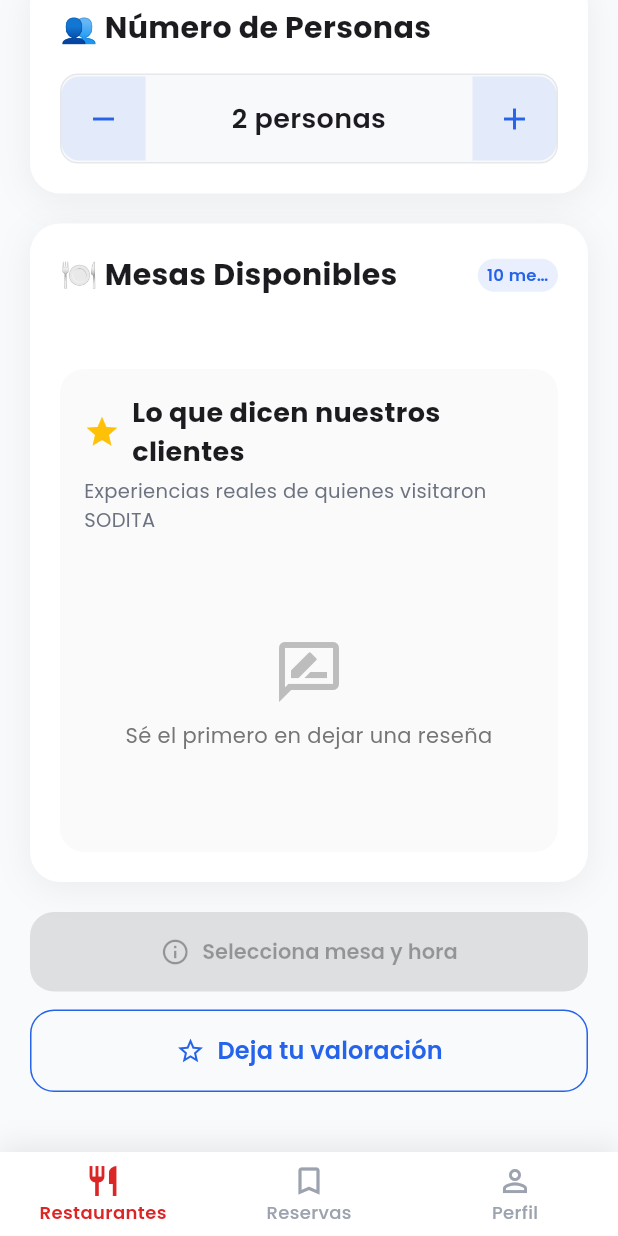
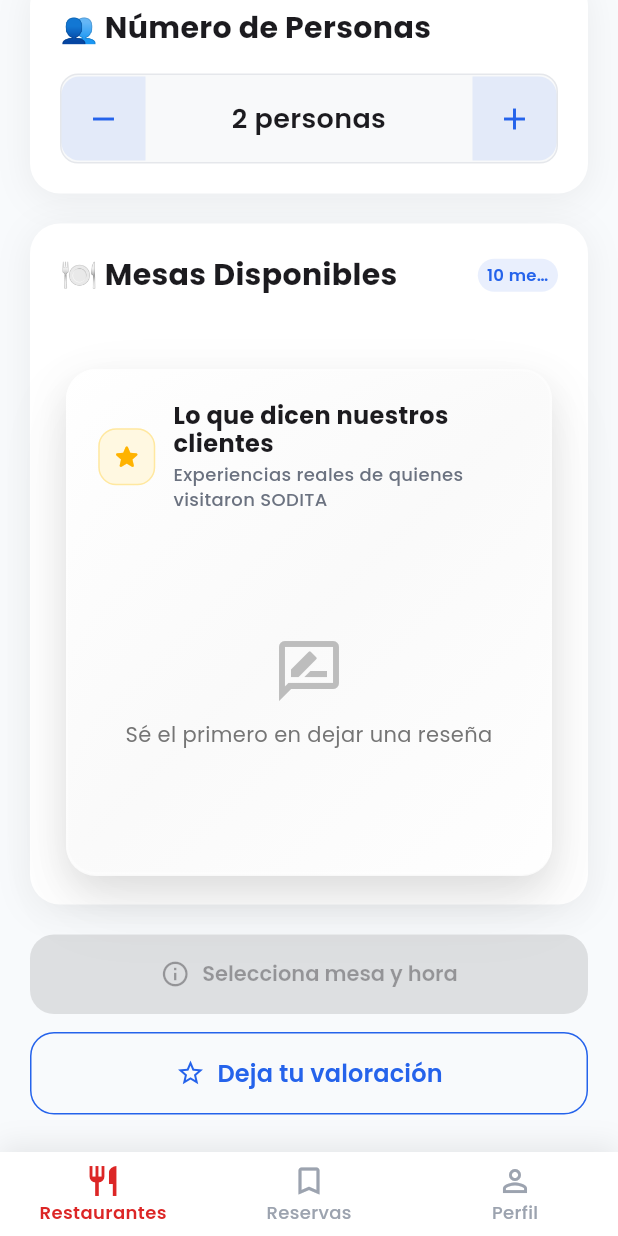
Before and after one commit to JiDomusic/reservarosario, a Flutter app: the screen it shows after launch, scrolled down 1033 dp, on a phone screen of 412 x 824 dp. Run offline on Flutter 3.47's test engine with Material 3 defaults, Android fonts, the light colour scheme and no system bars; our stand-ins replace firebase_analytics, firebase_auth, firebase_core, flutter_staggered_animations, google_fonts, google_sign_in and 2 more; accounts and stored records are empty.

Commit message:
deploy 11 de 12:00

```diff
--- a/lib/screens/sodita_original_app.dart
+++ b/lib/screens/sodita_original_app.dart
@@ -2633,48 +2633,107 @@ SODITA - Comida gourmet
   // 💬 SECCIÓN PÚBLICA DE COMENTARIOS DE CLIENTES
   Widget _buildPublicReviewsSection() {
     return Container(
-      padding: const EdgeInsets.all(16),
-      decoration: BoxDecoration(
-        color: Colors.grey.shade50,
-        borderRadius: BorderRadius.circular(16),
+      margin: const EdgeInsets.symmetric(horizontal: 4),
+      padding: const EdgeInsets.all(20),
+      decoration: BoxDecoration(
+        // 🌟 GLASSMORPHISM 2025
+        color: Colors.white.withValues(alpha: 0.95),
+        borderRadius: BorderRadius.circular(20),
+        border: Border.all(
+          color: Colors.white.withValues(alpha: 0.4),
+          width: 1.5,
+        ),
+        // 🎨 SOMBRAS MÚLTIPLES MODERNAS
+        boxShadow: [
+          // Sombra principal
+          BoxShadow(
+            color: Colors.black.withValues(alpha: 0.1),
+            blurRadius: 20,
+            offset: const Offset(0, 10),
+            spreadRadius: 0,
+          ),
+          // Sombra secundaria
+          BoxShadow(
+            color: Colors.black.withValues(alpha: 0.05),
+            blurRadius: 40,
+            offset: const Offset(0, 20),
+            spreadRadius: 0,
+          ),
+          // Resaltado interior
+          BoxShadow(
+            color: Colors.white.withValues(alpha: 0.8),
+            blurRadius: 0,
+            offset: const Offset(0, 1),
+            spreadRadius: 0,
+            blurStyle: BlurStyle.inner,
+          ),
+        ],
+        // 🌈 GRADIENTE SUTIL
+        gradient: LinearGradient(
+          begin: Alignment.topLeft,
+          end: Alignment.bottomRight,
+          colors: [
+            Colors.white.withValues(alpha: 0.98),
+            Colors.grey.shade50.withValues(alpha: 0.95),
+            Colors.white.withValues(alpha: 0.92),
+          ],
+        ),
       ),
       child: Column(
         crossAxisAlignment: CrossAxisAlignment.start,
         children: [
-          // Título de la sección
+          // 🌟 Título mejorado con mejor diseño
           Row(
             children: [
-              Icon(Icons.star, color: Colors.amber, size: 24),
-              const SizedBox(width: 8),
+              Container(
+                padding: const EdgeInsets.all(8),
+                decoration: BoxDecoration(
+                  color: Colors.amber.shade50,
+                  borderRadius: BorderRadius.circular(12),
+                  border: Border.all(
+                    color: Colors.amber.withValues(alpha: 0.3),
+                    width: 1,
+                  ),
+                ),
+                child: Icon(Icons.star_rounded, color: Colors.amber.shade600, size: 20),
+              ),
+              const SizedBox(width: 12),
               Expanded(
-                child: Text(
+                child: Column(
+                  crossAxisAlignment: CrossAxisAlignment.start,
+                  children: [
+                    Text(
                       'Lo que dicen nuestros clientes',
                       style: GoogleFonts.poppins(
-                    fontSize: 18,
+                        fontSize: 16,
                         fontWeight: FontWeight.w700,
                         color: const Color(0xFF1C1B1F),
+                        height: 1.2,
                       ),
                       maxLines: 2,
                       overflow: TextOverflow.ellipsis,
                     ),
-              ),
-            ],
-          ),
-          const SizedBox(height: 4),
+                    const SizedBox(height: 2),
                     Text(
                       'Experiencias reales de quienes visitaron SODITA',
                       style: GoogleFonts.poppins(
-              fontSize: 13,
+                        fontSize: 12,
                         color: const Color(0xFF6B7280),
+                        fontWeight: FontWeight.w500,
                       ),
                       maxLines: 2,
                       overflow: TextOverflow.ellipsis,
                     ),
-          const SizedBox(height: 16),
-
-          // Lista horizontal de reseñas CON BOTONES ESTILO NETFLIX
+                  ],
+                ),
+              ),
+            ],
+          ),
+          const SizedBox(height: 20),
+
+          // 📱 Lista horizontal más alta y espaciosa
           SizedBox(
-            height: 180,
+            height: 200,
             child: FutureBuilder<List<Map<String, dynamic>>>(
               future: RatingService.getAllRatings(),
               builder: (context, snapshot) {
@@ -2805,59 +2864,13 @@ SODITA - Comida gourmet
                     ),
                   ),
                   const Spacer(),
-                  // 👤 Etiqueta "Cliente" estilo 2025
-                  Container(
-                    padding: const EdgeInsets.symmetric(horizontal: 12, vertical: 6),
-                    decoration: BoxDecoration(
-                      // 🌟 Gradiente moderno
-                      gradient: LinearGradient(
-                        colors: [
-                          const Color(0xFF2563EB).withValues(alpha: 0.15),
-                          const Color(0xFF1D4ED8).withValues(alpha: 0.1),
-                        ],
-                        begin: Alignment.topLeft,
-                        end: Alignment.bottomRight,
-                      ),
-                      borderRadius: BorderRadius.circular(14),
-                      border: Border.all(
-                        color: const Color(0xFF2563EB).withValues(alpha: 0.25),
-                        width: 1.2,
-                      ),
-                      // 🎨 Sombra sutil
-                      boxShadow: [
-                        BoxShadow(
-                          color: const Color(0xFF2563EB).withValues(alpha: 0.1),
-                          blurRadius: 8,
-                          offset: const Offset(0, 2),
-                        ),
-                      ],
-                    ),
-                    child: Row(
-                      mainAxisSize: MainAxisSize.min,
-                      children: [
-                        Container(
-                          padding: const EdgeInsets.all(2),
-                          decoration: BoxDecoration(
-                            color: const Color(0xFF2563EB).withValues(alpha: 0.2),
-                            shape: BoxShape.circle,
-                          ),
-                          child: Icon(
-                            Icons.person_rounded,
-                            size: 12,
+                  // Nombre del cliente
+                  Text(
+                    'Cliente',
+                    style: GoogleFonts.poppins(
+                      fontSize: 12,
+                      fontWeight: FontWeight.w600,
                       color: const Color(0xFF2563EB),
-                          ),
-                        ),
-                        const SizedBox(width: 6),
-                        Text(
-                          'Cliente',
-                          style: GoogleFonts.poppins(
-                            fontSize: 11,
-                            fontWeight: FontWeight.w700,
-                            color: const Color(0xFF1E40AF),
-                            letterSpacing: 0.3,
-                          ),
-                        ),
-                      ],
                     ),
                   ),
                 ],
```
Lines whose indentation alone changed are shown as unchanged.
